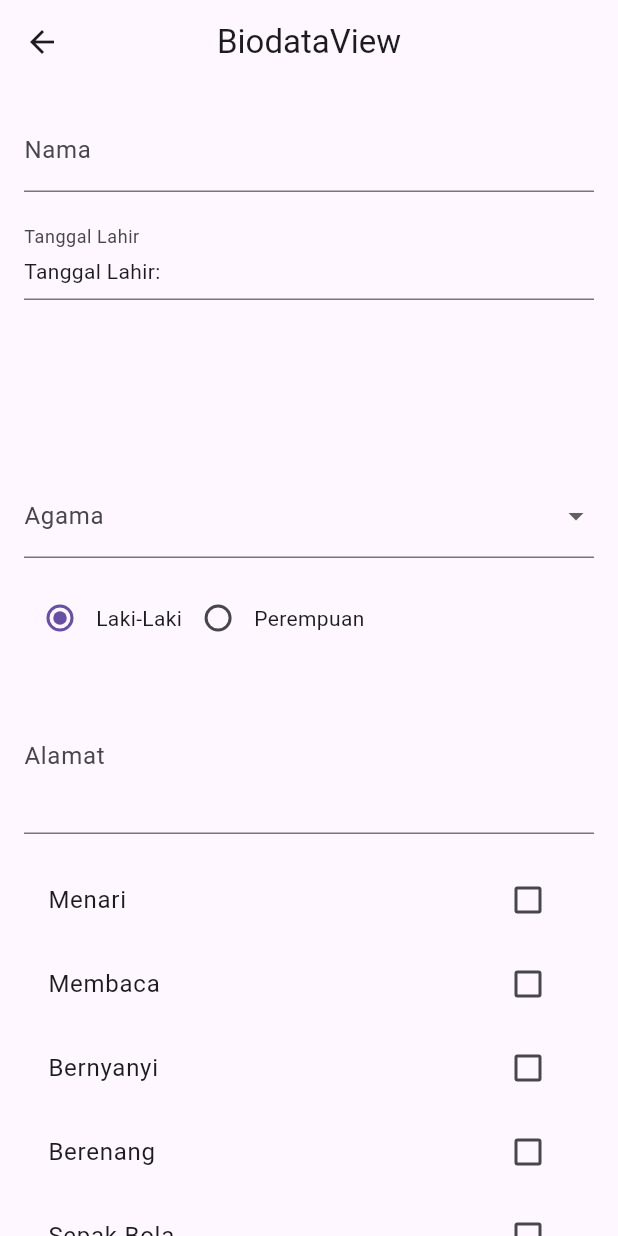
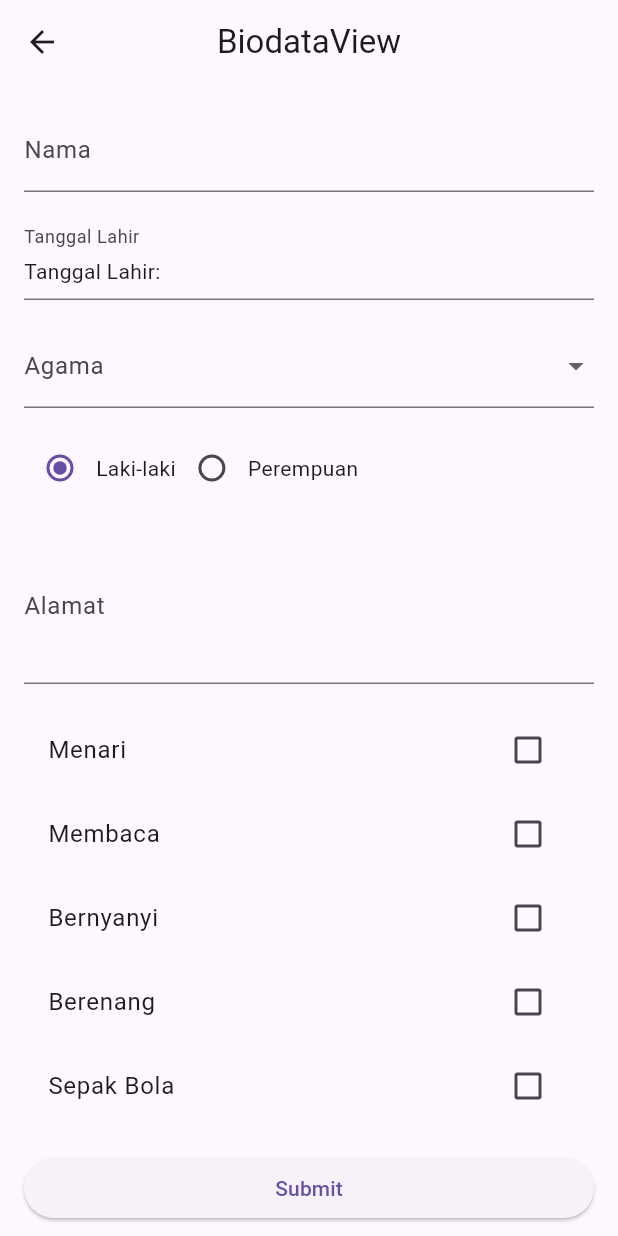
Before and after one commit to senajlnti/belajar-getx, a Flutter app: the BiodataView screen opened by its route, on a phone screen of 412 x 824 dp. Run offline on Flutter 3.47's test engine with Material 3 defaults, Android fonts, the phone set to English and light mode, and no system bars; our stand-ins replace get.

Commit message:
belajar-getx

```diff
--- a/lib/app/modules/biodata/views/biodata_view.dart
+++ b/lib/app/modules/biodata/views/biodata_view.dart
@@ -5,10 +5,11 @@ import 'package:get/get.dart';
 import '../controllers/biodata_controller.dart';
 import 'package:intl/intl.dart';
 
-class BiodataView extends GetView<BiodataController> {
+class BiodataView extends StatelessWidget {
    BiodataView({Key? key}) : super(key: key);
 
    final BiodataController biodataController = BiodataController();
+
 
   @override
   Widget build(BuildContext context) {
@@ -38,7 +39,7 @@ class BiodataView extends GetView<BiodataController> {
                       child: InputDecorator(
                         decoration: InputDecoration(
                           labelText: 'Tanggal Lahir',
-                        hintText: 'Pilih Tanggal',
+                          hintText: 'Pilih tanggal',
                         ),
                         child: Row(
                           mainAxisAlignment: MainAxisAlignment.spaceBetween,
@@ -49,9 +50,15 @@ class BiodataView extends GetView<BiodataController> {
                         ),
                       ),
                     ),
-                    SizedBox(height: 116.0),
+                    SizedBox(height: 16.0),
                     DropdownButtonFormField(
-                      items: ['Islam', 'Kristen', 'Hindu', 'Buddha', 'Lainnya']
+                      items: [
+                        'Islam',
+                        'Kristen',
+                        'Hindu',
+                        'Buddha',
+                        'Lainnya'
+                      ]
                           .map((agama) => DropdownMenuItem(
                               value: agama, child: Text(agama)))
                           .toList(),
@@ -59,33 +66,33 @@ class BiodataView extends GetView<BiodataController> {
                           biodataController.agama.value = value.toString(),
                       decoration: InputDecoration(labelText: 'Agama'),
                     ),
-                    SizedBox(height: 16.0,),
+                    SizedBox(height: 16.0),
                     Row(
                       children: [
                         Obx(() => Radio(
-                          value: 'Laki-Laki',
+                              value: 'Laki-laki',
                               groupValue: biodataController.jenisKelamin.value,
-                          onChanged: (value) =>
-                              biodataController.jenisKelamin.value = value!,
+                              onChanged: (value) => biodataController
+                                  .jenisKelamin.value = value!,
                             )),
-                        Text('Laki-Laki'),
+                        Text('Laki-laki'),
                         Obx(() => Radio(
                               value: 'Perempuan',
                               groupValue: biodataController.jenisKelamin.value,
-                          onChanged: (value) =>
-                              biodataController.jenisKelamin.value = value!,
+                              onChanged: (value) => biodataController
+                                  .jenisKelamin.value = value!,
                             )),
                         Text('Perempuan'),
                       ],
                     ),
-                    SizedBox(height: 16.0,),
+                    SizedBox(height: 16.0),
                     TextFormField(
                       maxLines: 3,
                       decoration: InputDecoration(labelText: 'Alamat'),
                       onChanged: (value) =>
                           biodataController.alamat.value = value,
                     ),
-                    SizedBox(height: 16.0,),
+                    SizedBox(height: 16.0),
                     for (String hobi in biodataController.getHobiList())
                       Obx(() => CheckboxListTile(
                             title: Text(hobi),
@@ -93,7 +100,7 @@ class BiodataView extends GetView<BiodataController> {
                             onChanged: (value) =>
                                 biodataController.toggleHobi(hobi),
                           )),
-                    SizedBox(height: 16.0,),
+                    SizedBox(height: 16.0),
                     ElevatedButton(
                       onPressed: () => biodataController.submitForm(),
                       child: Text('Submit'),
@@ -101,17 +108,37 @@ class BiodataView extends GetView<BiodataController> {
                   ],
                 ),
               ),
-            SizedBox(height: 16.0,),
+              SizedBox(height: 16.0),
             Obx(() {
-              if (biodataController.isfFormSubmitted.value) {
-                return Text(
-                  'Output: ${biodataController.nama}, ${biodataController.tanggalLahir}, ${biodataController.agama}, ${biodataController.jenisKelamin}, ${biodataController.alamat}, ${biodataController.hobi}',
-                  style: TextStyle(fontSize: 16.0),
+              if (biodataController.isFormSubmitted.value) {
+                return AlertDialog(
+                  title: Text('Output'),
+                  content: Column(
+                    crossAxisAlignment: CrossAxisAlignment.start,
+                    children: [
+                      Text('Nama: ${biodataController.nama.value}'),
+                      Text('Tanggal Lahir: ${biodataController.tanggalLahir.value}'),
+                      Text('Agama: ${biodataController.agama.value}'),
+                      Text('Jenis Kelamin: ${biodataController.jenisKelamin.value}'),
+                      Text('Alamat: ${biodataController.alamat.value}'),
+                      Text('Hobi: ${biodataController.hobi.value.join(', ')}'),
+                    ],
+                  ),
+                  actions: [
+                    TextButton(
+                      onPressed: () {
+                        Get.back();
+                        biodataController.isFormSubmitted.value = true;
+                      },
+                      child: Text('OK'),
+                    ),
+                  ],
                 );
               } else {
                 return SizedBox.shrink();
               }
             }),
+
             ],
           ),
         ),
```
Also changed, not shown: lib/app/modules/biodata/controllers/biodata_controller.dart (+28 -12 lines). Lines whose indentation alone changed are shown as unchanged.
